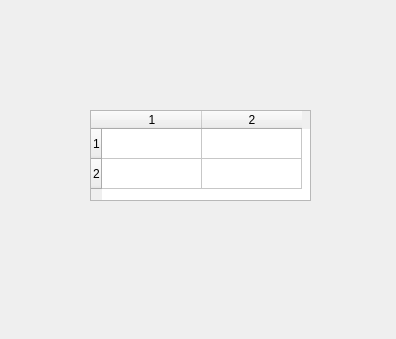
Before: the Qt Designer form HyperPosV1/Authorization/Presentation/displayFormItems.ui in shymaa123456/hyperpos_sh, drawn with Qt 5.
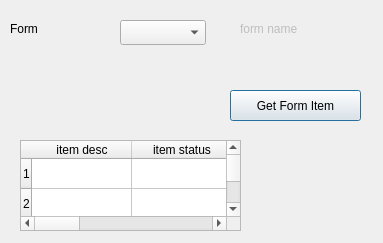
After: the same form once the commit is applied.

Patch:
```diff
--- a/HyperPosV1/Authorization/Presentation/displayFormItems.ui
+++ b/HyperPosV1/Authorization/Presentation/displayFormItems.ui
@@ -6,8 +6,8 @@
    <rect>
     <x>0</x>
     <y>0</y>
-    <width>396</width>
-    <height>339</height>
+    <width>383</width>
+    <height>243</height>
    </rect>
   </property>
   <property name="windowTitle">
@@ -16,8 +16,8 @@
   <widget class="QTableWidget" name="w1">
    <property name="geometry">
     <rect>
-     <x>90</x>
-     <y>110</y>
+     <x>20</x>
+     <y>140</y>
      <width>221</width>
      <height>91</height>
     </rect>
@@ -26,13 +26,81 @@
     <number>2</number>
    </property>
    <property name="columnCount">
-    <number>2</number>
+    <number>4</number>
    </property>
    <row/>
    <row/>
+   <column>
+    <property name="text">
+     <string>item desc</string>
+    </property>
+   </column>
+   <column>
+    <property name="text">
+     <string>item status</string>
+    </property>
+   </column>
    <column/>
    <column/>
   </widget>
+  <widget class="QComboBox" name="CMB_formId">
+   <property name="enabled">
+    <bool>true</bool>
+   </property>
+   <property name="geometry">
+    <rect>
+     <x>120</x>
+     <y>20</y>
+     <width>86</width>
+     <height>25</height>
+    </rect>
+   </property>
+  </widget>
+  <widget class="QLabel" name="label_2">
+   <property name="geometry">
+    <rect>
+     <x>10</x>
+     <y>20</y>
+     <width>67</width>
+     <height>17</height>
+    </rect>
+   </property>
+   <property name="text">
+    <string>Form</string>
+   </property>
+  </widget>
+  <widget class="QLabel" name="LB_formName">
+   <property name="enabled">
+    <bool>false</bool>
+   </property>
+   <property name="geometry">
+    <rect>
+     <x>240</x>
+     <y>20</y>
+     <width>141</width>
+     <height>17</height>
+    </rect>
+   </property>
+   <property name="frameShape">
+    <enum>QFrame::NoFrame</enum>
+   </property>
+   <property name="text">
+    <string>form name</string>
+   </property>
+  </widget>
+  <widget class="QPushButton" name="BTN_getFormItem">
+   <property name="geometry">
+    <rect>
+     <x>230</x>
+     <y>90</y>
+     <width>131</width>
+     <height>31</height>
+    </rect>
+   </property>
+   <property name="text">
+    <string>Get Form Item</string>
+   </property>
+  </widget>
  </widget>
  <resources/>
  <connections/>
```
